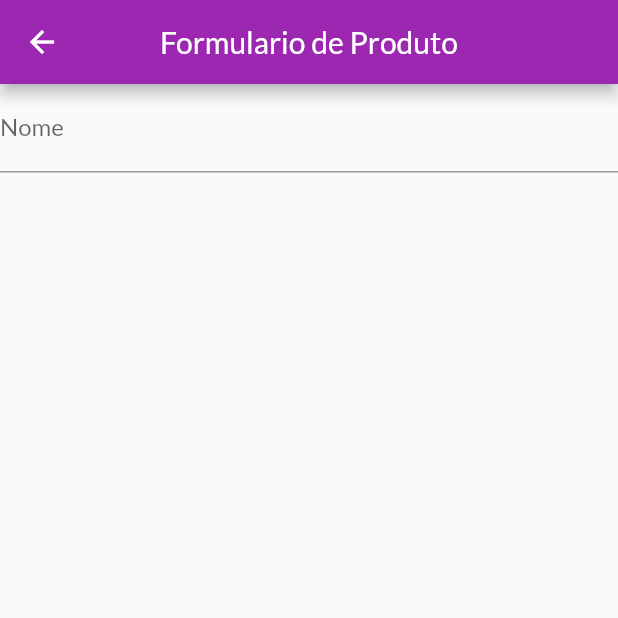
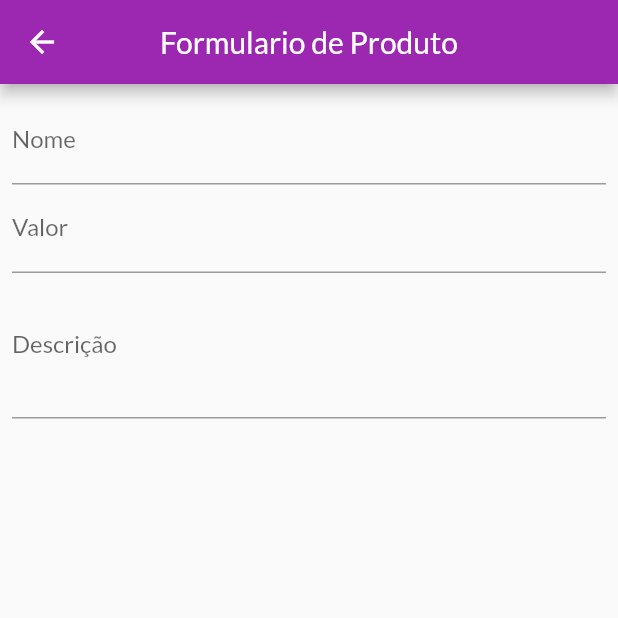
Before and after one commit to LucasWMedeiros/App_loja, a Flutter app: the ProductFormScreen screen opened by its route, on a phone screen of 412 x 824 dp, the top half of it. Run offline on Flutter 3.47's test engine with Material 2 defaults, Android fonts, the light colour scheme and no system bars; network calls fail.

Commit message:
arrumando formulario para adição de novos produtos

```diff
--- a/lib/screen/product_form_scree.dart
+++ b/lib/screen/product_form_scree.dart
@@ -5,6 +5,16 @@ class ProductFormScreen extends StatefulWidget {
 
   @override
   State<ProductFormScreen> createState() => _ProductFormScreenState();
+}
+  final _priceFocus = FocusNode();
+  final _descriptionFocus = FocusNode();
+
+  @override
+  void dispose() {
+    dispose();
+    _priceFocus.dispose();
+    _descriptionFocus.dispose();
+
   }
 
 class _ProductFormScreenState extends State<ProductFormScreen> {
@@ -16,13 +26,35 @@ class _ProductFormScreenState extends State<ProductFormScreen> {
         centerTitle: true,
       ),
       body: Form(
+        child: Padding(
+          padding: const EdgeInsets.all(8.0),
           child: ListView(
             children: [
               TextFormField(
                 decoration: const InputDecoration(labelText: 'Nome'),
                 textInputAction: TextInputAction.next,
-            )
+                onFieldSubmitted: (_) {
+                  FocusScope.of(context).requestFocus(_priceFocus);
+                }
+              ),
+              TextFormField(
+                decoration: const InputDecoration(labelText: 'Valor'),
+                focusNode: _priceFocus,
+                textInputAction: TextInputAction.next,
+                keyboardType: const TextInputType.numberWithOptions(decimal: true),
+                onFieldSubmitted: (_) {
+                  FocusScope.of(context).requestFocus(_descriptionFocus);
+                }
+              ),
+               TextFormField(
+                decoration: const InputDecoration(labelText: 'Descrição'),
+                textInputAction: TextInputAction.next,
+                focusNode: _descriptionFocus,
+                keyboardType: TextInputType.multiline,
+                maxLines: 3,
+              ),
             ],
+          ),
         ),
       ),
     );
```
Lines whose indentation alone changed are shown as unchanged.
